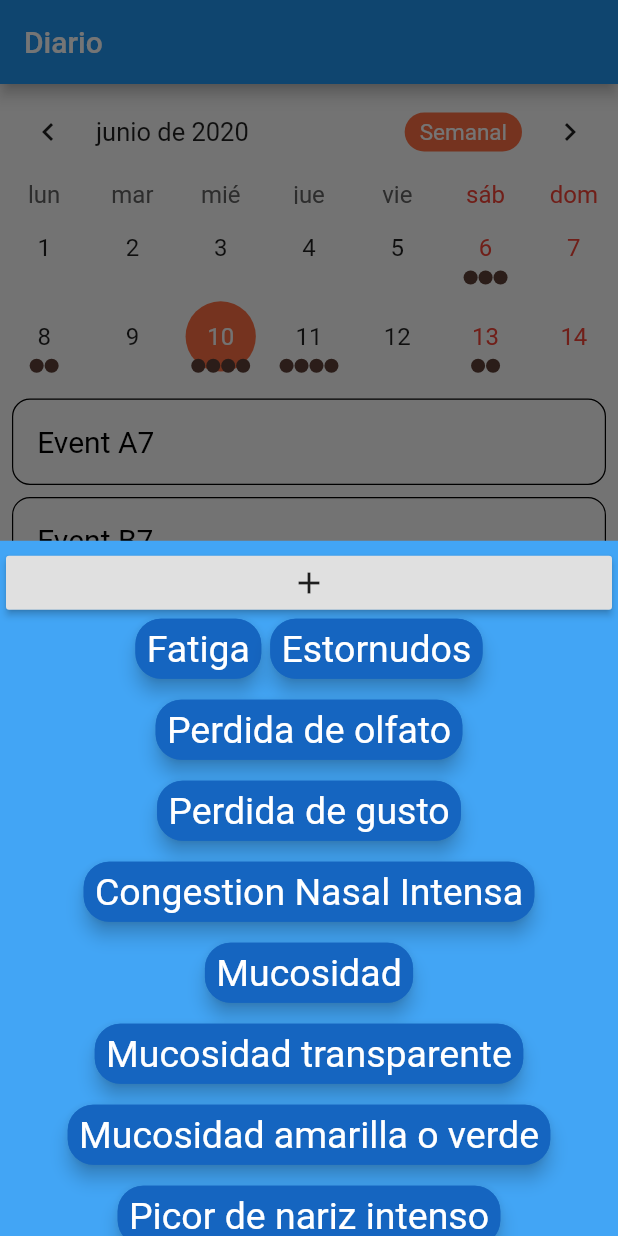
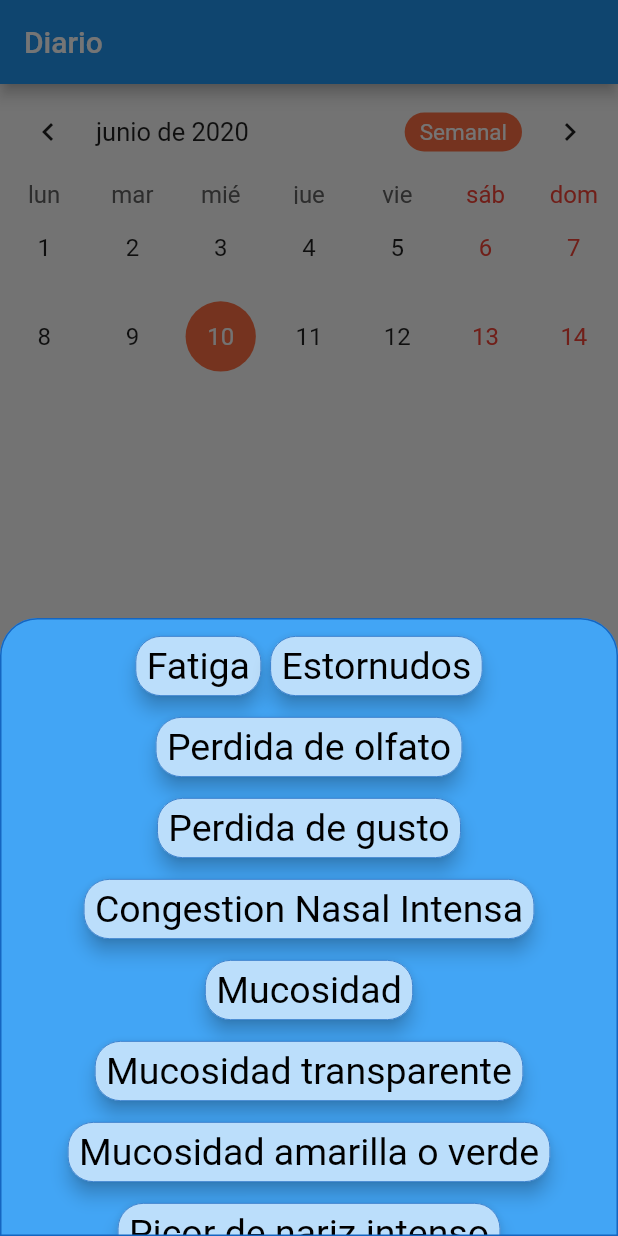
Before and after one commit to ftenaf/drwhatson, a Flutter app: the screen it shows after launch, item 2 of the bottom bar chosen, after a tap on the "add" icon, on a phone screen of 412 x 824 dp. Run offline on Flutter 3.47's test engine with Material 2 defaults, Android fonts, the phone set to English and light mode, and no system bars; drawn by our look-alikes of curved_navigation_bar, flutter_tags, table_calendar; our stand-ins replace easy_localization, flare_flutter, flutter_markdown, get_it, sembast, sembast_web and 2 more; missing offline and left inert: expressions, shared_preferences_web; accounts and stored records are empty; network calls fail; Roboto replaces fonts that are missing (Nunito).

Commit message:
calendar and events, rounded buttons

```diff
--- a/lib/ui/views/calendar_screen.dart
+++ b/lib/ui/views/calendar_screen.dart
@@ -17,7 +17,7 @@ final Map<DateTime, List> _holidays = {
 class CalendarScreen extends StatefulWidget {
   CalendarScreen({Key key}) : super(key: key);
 
-  final String title = 'Diario';
+  final String title = 'calendar.title'.tr();
   @override
   _CalendarScreenState createState() => _CalendarScreenState();
 }
@@ -25,6 +25,9 @@ class CalendarScreen extends StatefulWidget {
 class _CalendarScreenState extends State<CalendarScreen> with TickerProviderStateMixin {
   Map<DateTime, List> _events;
   List _selectedEvents;
+  List _items;
+  DateTime _selectedDay;
+
   AnimationController _animationController;
   CalendarController _calendarController;
   final List<String> _list = [
@@ -56,32 +59,17 @@ class _CalendarScreenState extends State<CalendarScreen> with TickerProviderStat
     'Asma'
   ];
 
-  List _items;
-  DateTime _selectedDay;
+  bool isSelected(String item) {
+    return _selectedEvents.contains(item);
+  }
+
   @override
   void initState() {
     super.initState();
     _items = _list.toList();
-    _selectedDay = DateTime.now();
+    _selectedDay = DateTime(DateTime.now().year, DateTime.now().month, DateTime.now().day);
 
-    _events = {
-      _selectedDay.subtract(Duration(days: 30)): ['Event A0', 'Event B0', 'Event C0'],
-      _selectedDay.subtract(Duration(days: 27)): ['Event A1'],
-      _selectedDay.subtract(Duration(days: 20)): ['Event A2', 'Event B2', 'Event C2', 'Event D2'],
-      _selectedDay.subtract(Duration(days: 16)): ['Event A3', 'Event B3'],
-      _selectedDay.subtract(Duration(days: 10)): ['Event A4', 'Event B4', 'Event C4'],
-      _selectedDay.subtract(Duration(days: 4)): ['Event A5', 'Event B5', 'Event C5'],
-      _selectedDay.subtract(Duration(days: 2)): ['Event A6', 'Event B6'],
-      _selectedDay: ['Event A7', 'Event B7', 'Event C7', 'Event D7'],
-      _selectedDay.add(Duration(days: 1)): ['Event A8', 'Event B8', 'Event C8', 'Event D8'],
-      _selectedDay.add(Duration(days: 3)): Set.from(['Event A9', 'Event A9', 'Event B9']).toList(),
-      _selectedDay.add(Duration(days: 7)): ['Event A10', 'Event B10', 'Event C10'],
-      _selectedDay.add(Duration(days: 11)): ['Event A11', 'Event B11'],
-      _selectedDay.add(Duration(days: 17)): ['Event A12', 'Event B12', 'Event C12', 'Event D12'],
-      _selectedDay.add(Duration(days: 22)): ['Event A13', 'Event B13'],
-      _selectedDay.add(Duration(days: 26)): ['Event A14', 'Event B14', 'Event C14'],
-    };
-
+    _events = new Map<DateTime, List>();
     _selectedEvents = _events[_selectedDay] ?? [];
     _calendarController = CalendarController();
 
@@ -101,9 +89,8 @@ class _CalendarScreenState extends State<CalendarScreen> with TickerProviderStat
   }
 
   void _onDaySelected(DateTime day, List events) {
-    print('CALLBACK: _onDaySelected');
     setState(() {
-      _selectedDay = day;
+      _selectedDay = new DateTime(day.year, day.month, day.day);
       _selectedEvents = events;
     });
   }
@@ -126,31 +113,26 @@ class _CalendarScreenState extends State<CalendarScreen> with TickerProviderStat
         mainAxisSize: MainAxisSize.max,
         children: <Widget>[
           _buildTableCalendar(),
-          //_buildTableCalendarWithBuilders(),
           const SizedBox(height: 8.0),
-          /*_buildButtons(),
-          const SizedBox(height: 8.0),*/
           Expanded(child: _buildEventList()),
         ],
       ),
       floatingActionButton: FloatingActionButton(
         onPressed: () async {
           _bottomSheet(context);
-          //await Navigator.push(context, MaterialPageRoute(builder: (context) => AddCalendarData()));
         },
         child: Icon(Icons.add),
       ),
     );
   }
 
-  // Simple TableCalendar configuration (using Styles)
   Widget _buildTableCalendar() {
     return TableCalendar(
       locale: EasyLocalization.of(context).locale.toString(),
       calendarController: _calendarController,
       events: _events,
       holidays: _holidays,
-      initialSelectedDay: DateTime.now(),
+      initialSelectedDay: DateTime(DateTime.now().year, DateTime.now().month, DateTime.now().day),
       startingDayOfWeek: StartingDayOfWeek.monday,
       initialCalendarFormat: CalendarFormat.twoWeeks,
       availableCalendarFormats: const {
@@ -200,13 +182,13 @@ class _CalendarScreenState extends State<CalendarScreen> with TickerProviderStat
     showModalBottomSheet(
         context: context,
         backgroundColor: Colors.blue[400],
+        shape: RoundedRectangleBorder(
+            borderRadius: BorderRadius.vertical(top: Radius.circular(25), bottom: Radius.zero),
+            side: BorderSide(color: Colors.blue[800], width: 1, style: BorderStyle.solid)),
         builder: (BuildContext context) {
-          return ListView(shrinkWrap: true, padding: const EdgeInsets.all(4.0), children: <Widget>[
-            RaisedButton(
-                child: Icon(Icons.add),
-                onPressed: () {
-                  Navigator.pop(context);
-                }),
+          return Container(
+              height: MediaQuery.of(context).copyWith().size.height * 0.5,
+              child: ListView(shrinkWrap: true, padding: const EdgeInsets.all(12.0), children: <Widget>[
                 Tags(
                     symmetry: true,
                     columns: 1,
@@ -214,7 +196,7 @@ class _CalendarScreenState extends State<CalendarScreen> with TickerProviderStat
                     heightHorizontalScroll: 60 * (_fontSize / 14),
                     textField: TagsTextField(
                       autofocus: false,
-                  hintText: 'Etiqueta',
+                      hintText: 'calendar.sintoma'.tr(),
                       duplicates: false,
                       textStyle: TextStyle(
                         fontSize: _fontSize,
@@ -223,37 +205,49 @@ class _CalendarScreenState extends State<CalendarScreen> with TickerProviderStat
                       enabled: true,
                       constraintSuggestion: true,
                       suggestions: [
-                    "One",
-                    "two",
-                    "android",
+                        "Dermatitis",
+                        "Tension Alta",
                       ],
                       onSubmitted: (String str) {
-                    setState(() {
-                      _items.add(str);
-                    });
+                        setState(() {});
                       },
                     ),
                     itemCount: _items.length,
                     itemBuilder: (index) {
                       final item = _items[index];
-
                       return ItemTags(
                         key: Key(index.toString()),
                         index: index,
                         title: item,
                         pressEnabled: true,
+                        active: isSelected(item),
                         activeColor: Colors.blue[800],
                         singleItem: false,
                         color: Colors.blue[100],
                         splashColor: Colors.blue,
                         combine: ItemTagsCombine.withTextBefore,
+                        onPressed: (Item x) => onSelectedTag(x),
                         textScaleFactor: utf8.encode(item.substring(0, 1)).length > 2 ? 0.8 : 1,
                         textStyle: TextStyle(
                           fontSize: _fontSize,
                         ),
                       );
                     })
-          ]);
+              ]));
+        });
+  }
+
+  onSelectedTag(Item x) {
+    List events = _events[_selectedDay];
+    if (events == null) events = new List<String>();
+    if (x.active) {
+      if (!events.contains(x.title)) events.add(x.title);
+    } else {
+      if (events.contains(x.title)) events.remove(x.title);
+    }
+    setState(() {
+      _events[_selectedDay] = events;
+      _selectedEvents = _events[_selectedDay];
     });
   }
 }
```
Also changed, not shown: assets/languages/en-US.json (+7 -0 lines), assets/languages/es-ES.json (+8 -1 lines), lib/ui/widgets/congrats_quiz.dart (+27 -12 lines), lib/ui/widgets/question_quiz.dart (+24 -16 lines), 1 other file. Lines whose indentation alone changed are shown as unchanged.
